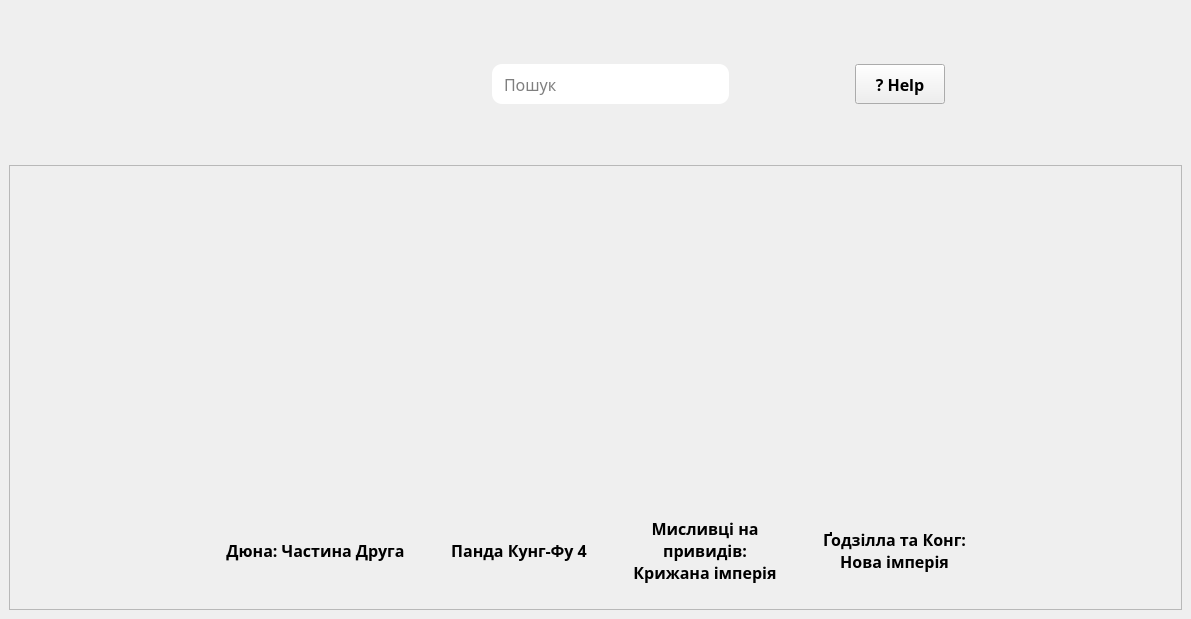
First picture: the form in main_window/moviesUI.ui, repository NewGen2022/cinema_app, before the edit.
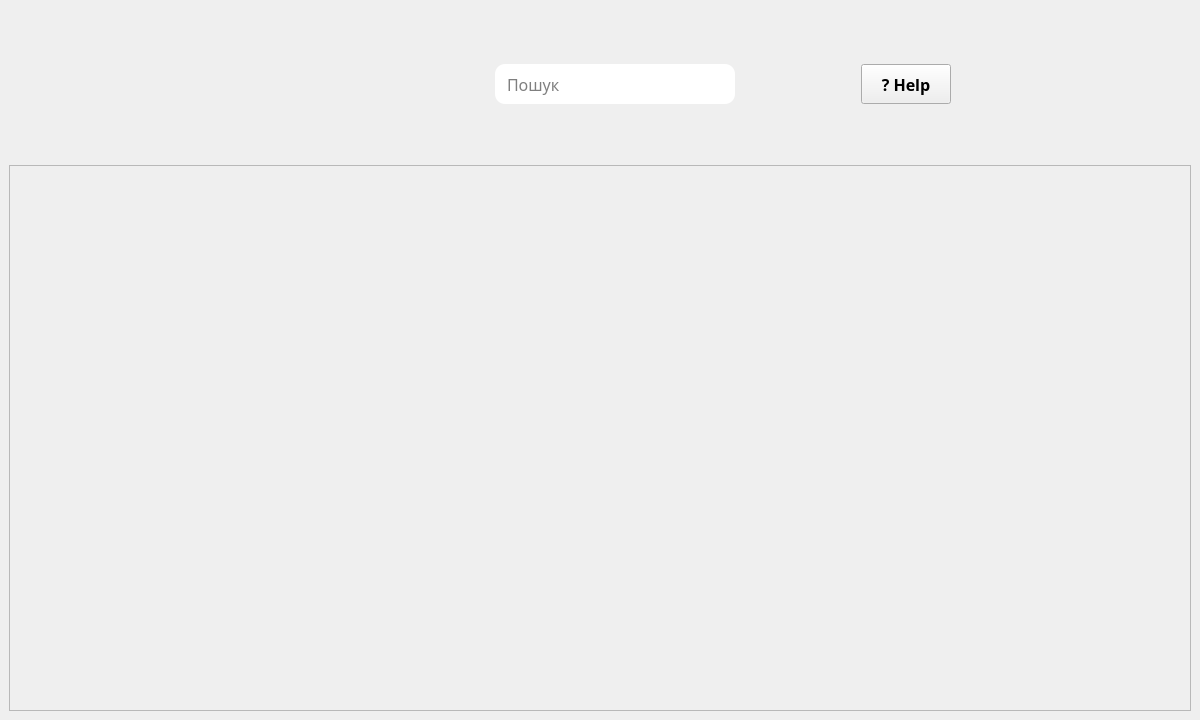
Second picture: the form after the edit. Icons and pictures are not drawn.

Commit message: deleted static scroll area content

Patch:
```diff
--- a/main_window/moviesUI.ui
+++ b/main_window/moviesUI.ui
@@ -6,8 +6,8 @@
    <rect>
     <x>0</x>
     <y>0</y>
-    <width>1191</width>
-    <height>619</height>
+    <width>1200</width>
+    <height>720</height>
    </rect>
   </property>
   <property name="font">
@@ -211,241 +211,6 @@
          <height>429</height>
         </rect>
        </property>
-       <layout class="QGridLayout" name="gridLayout_5">
-        <item row="0" column="3">
-         <layout class="QGridLayout" name="gridLayout_2">
-          <property name="sizeConstraint">
-           <enum>QLayout::SetFixedSize</enum>
-          </property>
-          <item row="0" column="0">
-           <widget class="QLabel" name="label_4">
-            <property name="maximumSize">
-             <size>
-              <width>233</width>
-              <height>344</height>
-             </size>
-            </property>
-            <property name="text">
-             <string/>
-            </property>
-            <property name="pixmap">
-             <pixmap>photo_1_2024-03-29_16-38-41.jpg</pixmap>
-            </property>
-           </widget>
-          </item>
-          <item row="1" column="0">
-           <widget class="QLabel" name="label_5">
-            <property name="maximumSize">
-             <size>
-              <width>300</width>
-              <height>100</height>
-             </size>
-            </property>
-            <property name="text">
-             <string>Панда Кунг-Фу 4</string>
-            </property>
-            <property name="alignment">
-             <set>Qt::AlignCenter</set>
-            </property>
-           </widget>
-          </item>
-         </layout>
-        </item>
-        <item row="0" column="4">
-         <spacer name="horizontalSpacer_8">
-          <property name="orientation">
-           <enum>Qt::Horizontal</enum>
-          </property>
-          <property name="sizeType">
-           <enum>QSizePolicy::Minimum</enum>
-          </property>
-          <property name="sizeHint" stdset="0">
-           <size>
-            <width>40</width>
-            <height>20</height>
-           </size>
-          </property>
-         </spacer>
-        </item>
-        <item row="0" column="8">
-         <spacer name="horizontalSpacer_6">
-          <property name="orientation">
-           <enum>Qt::Horizontal</enum>
-          </property>
-          <property name="sizeHint" stdset="0">
-           <size>
-            <width>40</width>
-            <height>20</height>
-           </size>
-          </property>
-         </spacer>
-        </item>
-        <item row="0" column="2">
-         <spacer name="horizontalSpacer_7">
-          <property name="orientation">
-           <enum>Qt::Horizontal</enum>
-          </property>
-          <property name="sizeType">
-           <enum>QSizePolicy::Minimum</enum>
-          </property>
-          <property name="sizeHint" stdset="0">
-           <size>
-            <width>40</width>
-            <height>20</height>
-           </size>
-          </property>
-         </spacer>
-        </item>
-        <item row="0" column="0">
-         <spacer name="horizontalSpacer_5">
-          <property name="orientation">
-           <enum>Qt::Horizontal</enum>
-          </property>
-          <property name="sizeHint" stdset="0">
-           <size>
-            <width>40</width>
-            <height>20</height>
-           </size>
-          </property>
-         </spacer>
-        </item>
-        <item row="0" column="7">
-         <layout class="QGridLayout" name="gridLayout_3">
-          <property name="sizeConstraint">
-           <enum>QLayout::SetFixedSize</enum>
-          </property>
-          <item row="1" column="0">
-           <widget class="QLabel" name="label_9">
-            <property name="maximumSize">
-             <size>
-              <width>300</width>
-              <height>100</height>
-             </size>
-            </property>
-            <property name="text">
-             <string>Ґодзілла та Конг: Нова імперія</string>
-            </property>
-            <property name="alignment">
-             <set>Qt::AlignCenter</set>
-            </property>
-            <property name="wordWrap">
-             <bool>true</bool>
-            </property>
-           </widget>
-          </item>
-          <item row="0" column="0">
-           <widget class="QLabel" name="label_8">
-            <property name="maximumSize">
-             <size>
-              <width>233</width>
-              <height>344</height>
-             </size>
-            </property>
-            <property name="text">
-             <string/>
-            </property>
-            <property name="pixmap">
-             <pixmap>photo_5_2024-03-29_16-38-41.jpg</pixmap>
-            </property>
-           </widget>
-          </item>
-         </layout>
-        </item>
-        <item row="0" column="5">
-         <layout class="QGridLayout" name="gridLayout_4">
-          <property name="sizeConstraint">
-           <enum>QLayout::SetFixedSize</enum>
-          </property>
-          <item row="0" column="0">
-           <widget class="QLabel" name="label_6">
-            <property name="text">
-             <string/>
-            </property>
-            <property name="pixmap">
-             <pixmap>photo_2_2024-03-29_16-38-41.jpg</pixmap>
-            </property>
-            <property name="alignment">
-             <set>Qt::AlignCenter</set>
-            </property>
-           </widget>
-          </item>
-          <item row="1" column="0">
-           <widget class="QLabel" name="label_7">
-            <property name="maximumSize">
-             <size>
-              <width>300</width>
-              <height>100</height>
-             </size>
-            </property>
-            <property name="text">
-             <string>Мисливці на привидів: Крижана імперія</string>
-            </property>
-            <property name="alignment">
-             <set>Qt::AlignCenter</set>
-            </property>
-            <property name="wordWrap">
-             <bool>true</bool>
-            </property>
-           </widget>
-          </item>
-         </layout>
-        </item>
-        <item row="0" column="1">
-         <layout class="QGridLayout" name="gridLayout">
-          <property name="sizeConstraint">
-           <enum>QLayout::SetFixedSize</enum>
-          </property>
-          <item row="0" column="0">
-           <widget class="QLabel" name="label">
-            <property name="maximumSize">
-             <size>
-              <width>233</width>
-              <height>344</height>
-             </size>
-            </property>
-            <property name="text">
-             <string/>
-            </property>
-            <property name="pixmap">
-             <pixmap>photo_6_2024-03-29_16-38-41.jpg</pixmap>
-            </property>
-           </widget>
-          </item>
-          <item row="1" column="0">
-           <widget class="QLabel" name="label_3">
-            <property name="maximumSize">
-             <size>
-              <width>300</width>
-              <height>100</height>
-             </size>
-            </property>
-            <property name="text">
-             <string>Дюна: Частина Друга</string>
-            </property>
-            <property name="alignment">
-             <set>Qt::AlignCenter</set>
-            </property>
-           </widget>
-          </item>
-         </layout>
-        </item>
-        <item row="0" column="6">
-         <spacer name="horizontalSpacer_9">
-          <property name="orientation">
-           <enum>Qt::Horizontal</enum>
-          </property>
-          <property name="sizeType">
-           <enum>QSizePolicy::Minimum</enum>
-          </property>
-          <property name="sizeHint" stdset="0">
-           <size>
-            <width>40</width>
-            <height>20</height>
-           </size>
-          </property>
-         </spacer>
-        </item>
-       </layout>
       </widget>
      </widget>
     </item>
```
Left out of the diff: 8 changed lines with no effect on the pictures.
